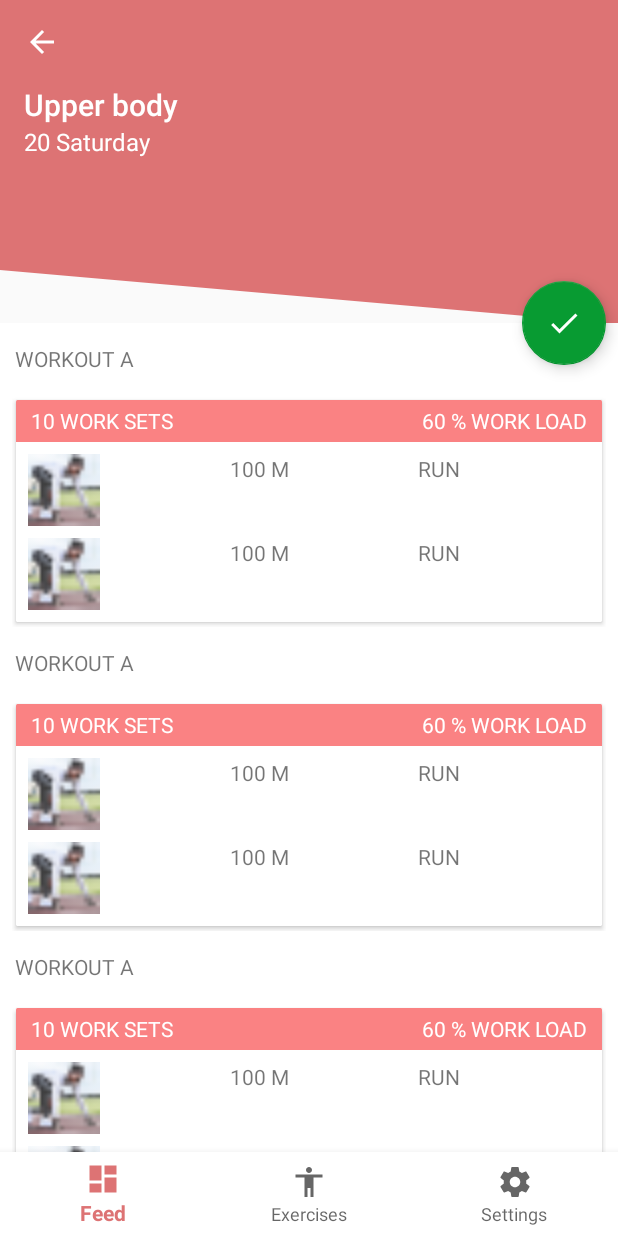
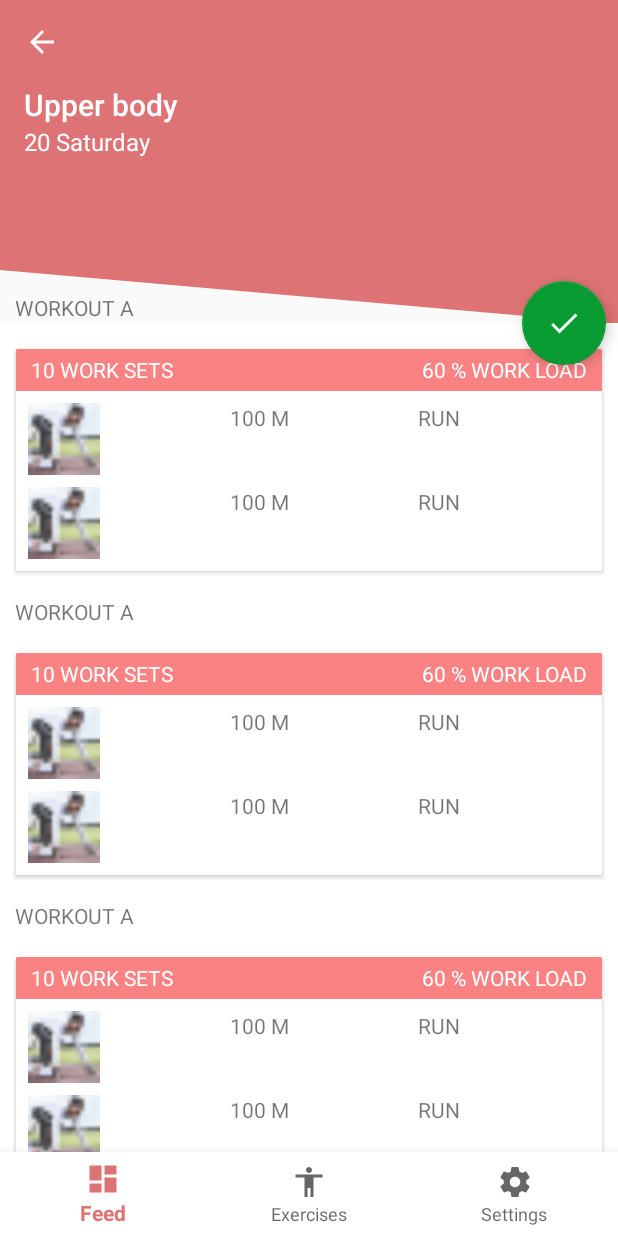
Before and after one commit to Virtual-Athlete/MyFitness, an Android app: the fragment WorkoutDetailFragment placed in its activity, on a phone screen of 412 x 824 dp. Run offline under Robolectric (Android 15) with nearby library versions, the phone set to English and light mode, and no system bars; our stand-ins replace Dagger/Hilt's generated code; 1 statement that could not run was skipped.

Commit message:
Added collapsing layout in detail workout aswell

```diff
--- a/app/src/main/res/layout/fragment_detail_workout.xml
+++ b/app/src/main/res/layout/fragment_detail_workout.xml
@@ -6,30 +6,19 @@
     android:layout_height="match_parent"
     android:fitsSystemWindows="true">
 
-    <android.support.constraint.ConstraintLayout
-        android:layout_width="match_parent"
-        android:layout_height="match_parent"
-        android:fitsSystemWindows="true">
-
     <android.support.design.widget.AppBarLayout
         android:id="@+id/app_bar_layout"
-            android:layout_width="0dp"
-            android:layout_height="wrap_content"
-            app:layout_constraintTop_toTopOf="parent"
-            app:layout_constraintBottom_toTopOf="@+id/list_workout_sets_recycler_view"
-            app:layout_constraintLeft_toLeftOf="parent"
-            app:layout_constraintRight_toRightOf="parent"
-            android:fitsSystemWindows="true">
+        android:layout_width="match_parent"
+        android:layout_height="wrap_content">
 
         <android.support.design.widget.CollapsingToolbarLayout
             android:id="@+id/collapsing_toolbar"
             android:layout_width="match_parent"
-                android:layout_height="wrap_content"
+            android:layout_height="match_parent"
             app:layout_scrollFlags="scroll|exitUntilCollapsed|enterAlwaysCollapsed"
             app:contentScrim="?attr/colorPrimary"
             app:expandedTitleMarginStart="48dp"
-                app:expandedTitleMarginEnd="64dp"
-                android:fitsSystemWindows="true">
+            app:expandedTitleMarginEnd="64dp">
 
             <FrameLayout
                 android:layout_width="match_parent"
@@ -82,20 +71,22 @@
         </android.support.design.widget.CollapsingToolbarLayout>
     </android.support.design.widget.AppBarLayout>
 
+    <android.support.v4.widget.NestedScrollView
+        android:id="@+id/nested_scroll_view"
+        android:layout_width="match_parent"
+        android:layout_height="wrap_content"
+        android:layout_marginStart="8dp"
+        android:layout_marginEnd="8dp"
+        app:layout_behavior="@string/appbar_scrolling_view_behavior"
+        app:behavior_overlapTop="34dp">
+
         <android.support.v7.widget.RecyclerView
             android:id="@+id/list_workout_sets_recycler_view"
-            android:layout_width="0dp"
-            android:layout_height="0dp"
-            android:layout_marginStart="8dp"
-            android:layout_marginEnd="8dp"
+            android:layout_width="match_parent"
+            android:layout_height="wrap_content"
             android:nestedScrollingEnabled="false"
-            app:layout_behavior="@string/appbar_scrolling_view_behavior"
-            app:layout_constraintTop_toBottomOf="@+id/app_bar_layout"
-            app:layout_constraintBottom_toBottomOf="parent"
-            app:layout_constraintLeft_toLeftOf="parent"
-            app:layout_constraintRight_toRightOf="parent"
             tools:listitem="@layout/list_item_workout_set" />
-    </android.support.constraint.ConstraintLayout>
+    </android.support.v4.widget.NestedScrollView>
 
     <android.support.design.widget.FloatingActionButton
         android:id="@+id/floating_action_button"
--- a/app/src/main/res/layout/fragment_feed.xml
+++ b/app/src/main/res/layout/fragment_feed.xml
@@ -10,7 +10,8 @@
     <android.support.design.widget.AppBarLayout
         android:id="@+id/app_bar_layout"
         android:layout_width="match_parent"
-        android:layout_height="180dp">
+        android:layout_height="180dp"
+        android:fitsSystemWindows="true">
 
         <android.support.design.widget.CollapsingToolbarLayout
             android:layout_width="match_parent"
```
Lines whose indentation alone changed are shown as unchanged.
